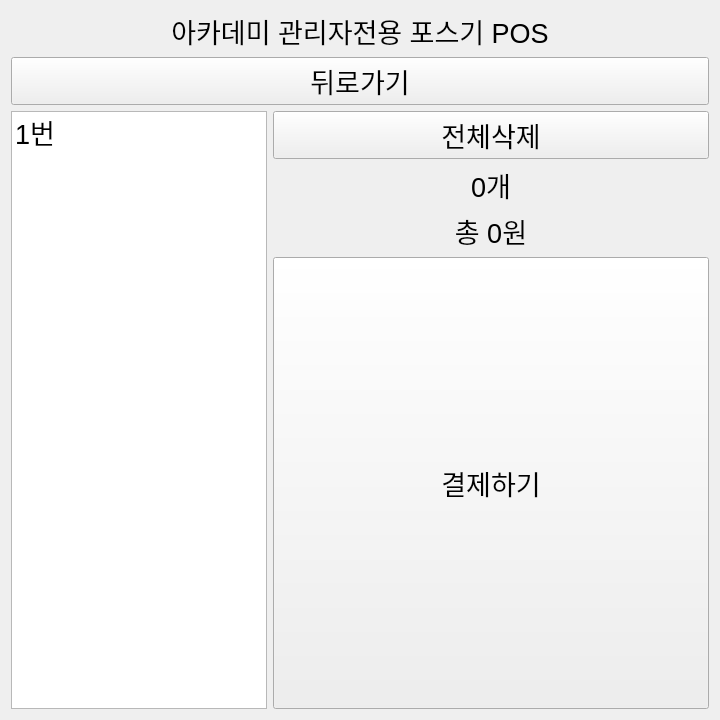
Qt form my_package/ui/order_menu.ui (Seongeun11/PyPointKiosk) before a commit.
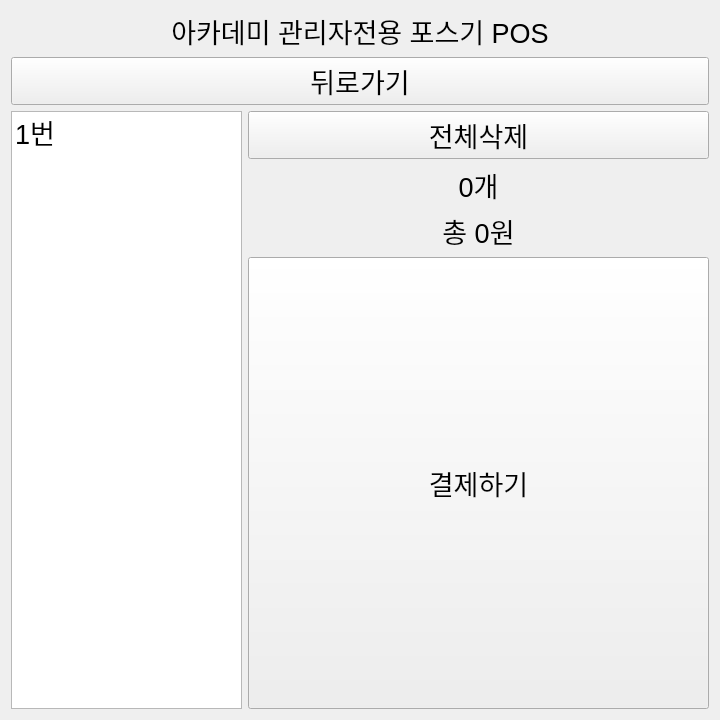
The same form after that commit.

Diff of the .ui file:
```diff
--- a/my_package/ui/order_menu.ui
+++ b/my_package/ui/order_menu.ui
@@ -106,14 +106,14 @@
     </widget>
    </item>
    <item>
-    <layout class="QHBoxLayout" name="horizontalLayout_3" stretch="0,1">
+    <layout class="QHBoxLayout" name="horizontalLayout_3" stretch="1,2">
      <property name="leftMargin">
       <number>0</number>
      </property>
      <item>
       <widget class="QListWidget" name="lst_my_order_details">
        <property name="sizePolicy">
-        <sizepolicy hsizetype="Expanding" vsizetype="Minimum">
+        <sizepolicy hsizetype="Expanding" vsizetype="Expanding">
          <horstretch>0</horstretch>
          <verstretch>0</verstretch>
         </sizepolicy>
```
